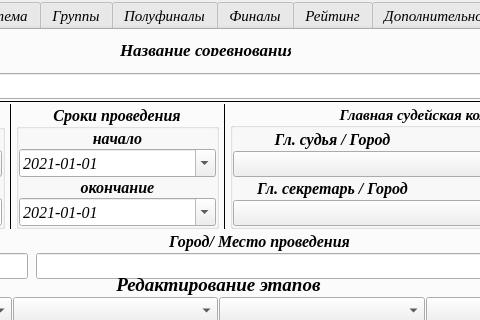
Old version of the form UI/main_window.ui in the repository Kaspar0810/Competitions_TT_SQL; both pictures show x 462 to 942 and y 0 to 320 of the 1111 by 827 pixel window.
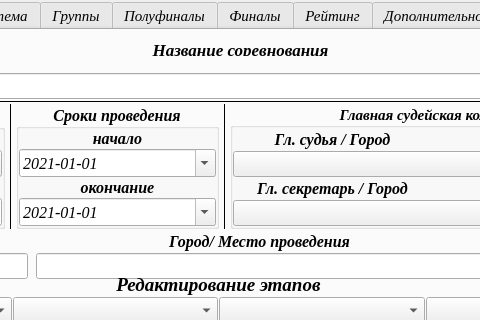
New version of the form. The open tabs and pages were chosen to show the change.

```diff
--- a/UI/main_window.ui
+++ b/UI/main_window.ui
@@ -63,7 +63,7 @@
        <rect>
         <x>320</x>
         <y>10</y>
-        <width>171</width>
+        <width>241</width>
         <height>16</height>
        </rect>
       </property>
```
Left out of the diff: 4 changed lines with no effect on the pictures.
